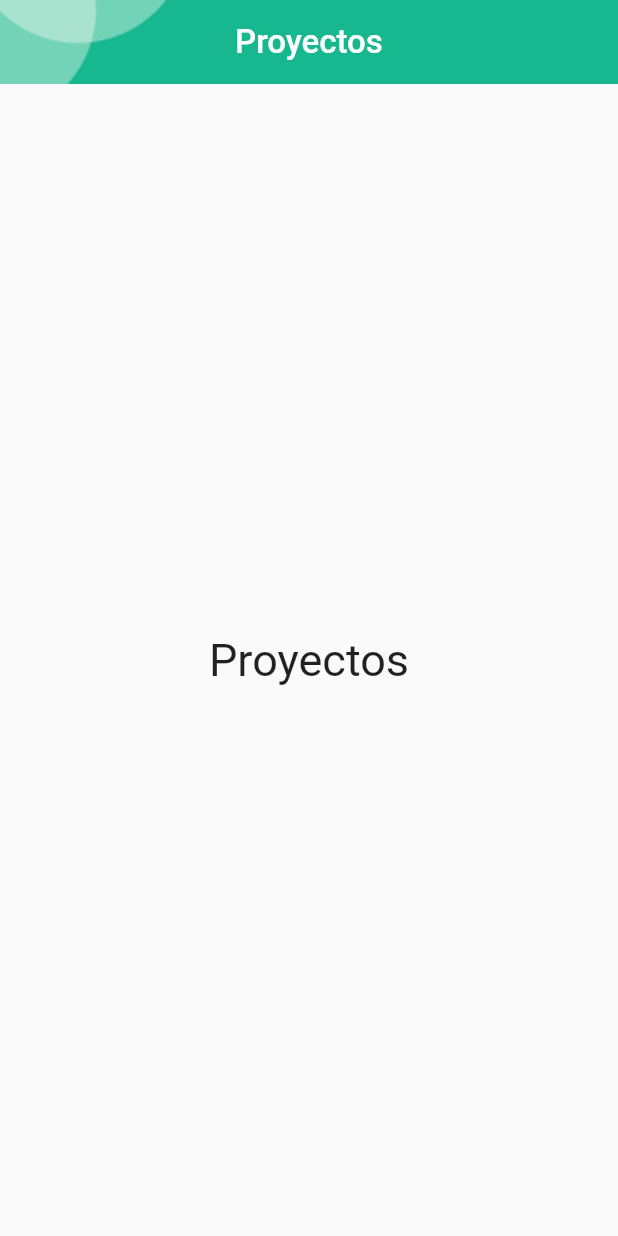
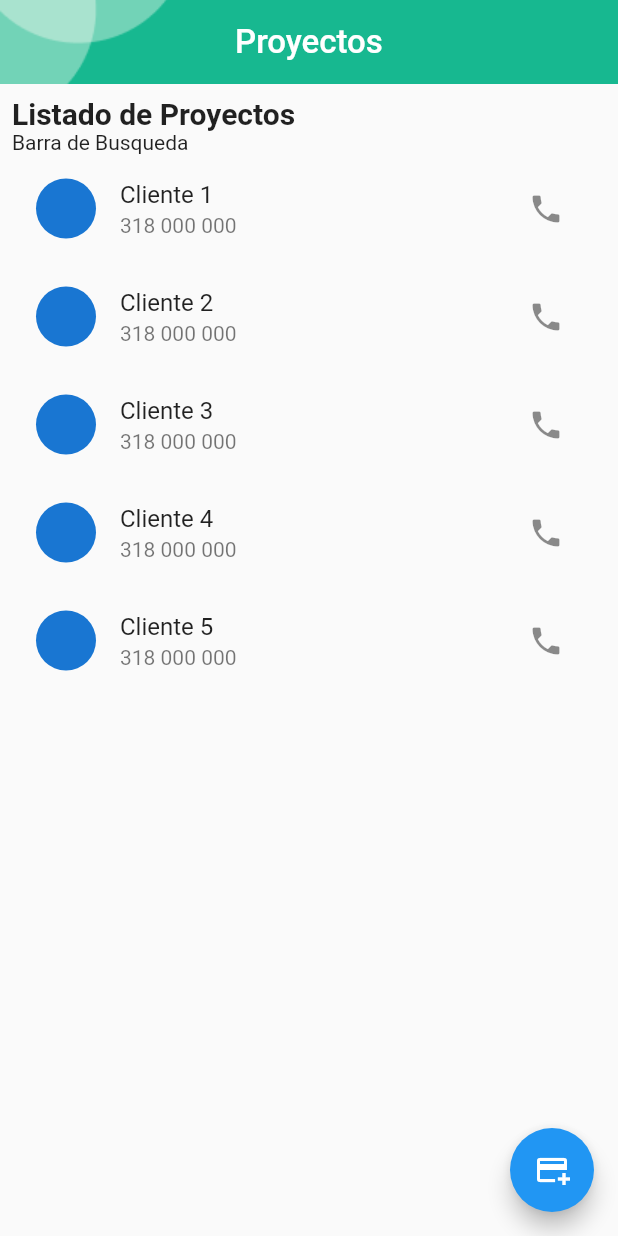
Before and after one commit to crooford/thimblestock, a Flutter app: the ProjectsPage screen opened directly, on a phone screen of 412 x 824 dp. Run offline on Flutter 3.47's test engine with Material 2 defaults, Android fonts, the phone set to English and light mode, and no system bars; our stand-ins replace table_calendar; Roboto replaces fonts that are missing (Poppins).

```diff
--- a/lib/pages/projects.dart
+++ b/lib/pages/projects.dart
@@ -1,4 +1,5 @@
 import 'package:flutter/material.dart';
+import 'package:thimblestock/pages/oneproject.dart';
 
 
 
@@ -8,6 +9,7 @@ class ProjectsPage extends StatelessWidget {
 
   @override
   Widget build(BuildContext context) {
+    final lista = _listProjects();
     return Scaffold(
       appBar:
           AppBar(
@@ -32,13 +34,70 @@ class ProjectsPage extends StatelessWidget {
         elevation: 0,
       ), // Reemplazar por appBar widget
       // Aqui va el cuerpo de la app
-      body: const Center(
-        child: Text(
-          "Proyectos",
-          style: TextStyle(fontSize: 30),
+      body: Padding(
+        padding: const EdgeInsets.all(8.0),
+        child: Column(
+          crossAxisAlignment: CrossAxisAlignment.start,
+          children: [
+            const Text(
+              "Listado de Proyectos",
+              style: TextStyle(
+                fontSize: 20,
+                fontWeight: FontWeight.bold,
+              ),
+            ),Row(
+              children: const[Text("Barra de Busqueda"),],
+            ),
+            Expanded(
+              child: ListView.builder(
+                itemCount: lista.length,
+                itemBuilder: (context, index) => ListTile(
+                  leading: const CircleAvatar(),
+                  title: Text(lista[index]),
+                  subtitle: const Text("318 000 000"),
+                  trailing: IconButton(
+                    icon: const Icon(Icons.phone),
+                    onPressed: () {
+                      // TODO Realizar la llamada Telefonica
+                    },
+                  ),
+                  onTap: () {
+                    // TODO: Debe redirigir a los datos del cliente especifico
+
+                    Navigator.push(
+                      context,
+                      MaterialPageRoute(
+                        builder: (context) => const OneProjectPage(),
+                      ),
+                    );
+                  },
+                ),
+              ),
+            )
+          ],
         ),
       ),
 
+      floatingActionButton: FloatingActionButton(
+        child: const Icon(Icons.add_card),
+        onPressed: () {
+          Navigator.push(
+            context,
+            MaterialPageRoute(
+              builder: (context) => const OneProjectPage(),
+            ),
+          );
+        },
+      ),
+    );
+  }
+
+  List<String> _listProjects() {
+    //TODO:  Base de Datos
+
+    return List<String>.generate(
+      5,
+      (index) => "Cliente ${index + 1}",
     );
   }
 }
--- a/pubspec.yaml
+++ b/pubspec.yaml
@@ -31,6 +31,7 @@ environment:
 dependencies:
   flutter:
     sdk: flutter
+  table_calendar: ^3.0.3
 
 
   # The following adds the Cupertino Icons font to your application.
```
Also changed, not shown: lib/pages/oneproject.dart (added, +51 -0 lines).
